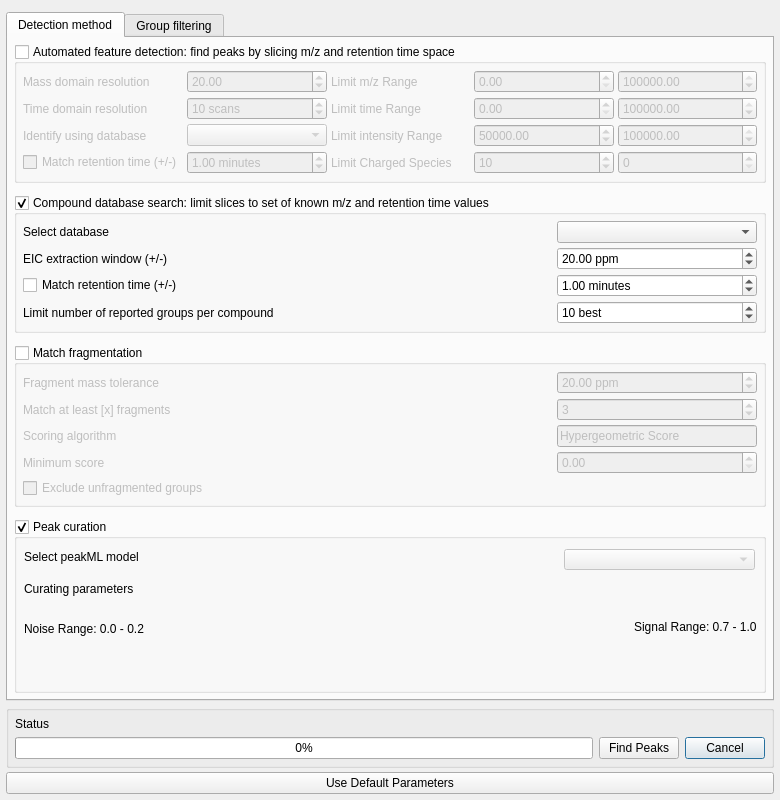
This is src/gui/mzroll/forms/peakdetectiondialog.ui in ElucidataInc/ElMaven as Qt 5 draws it before an edit. The edited form follows.
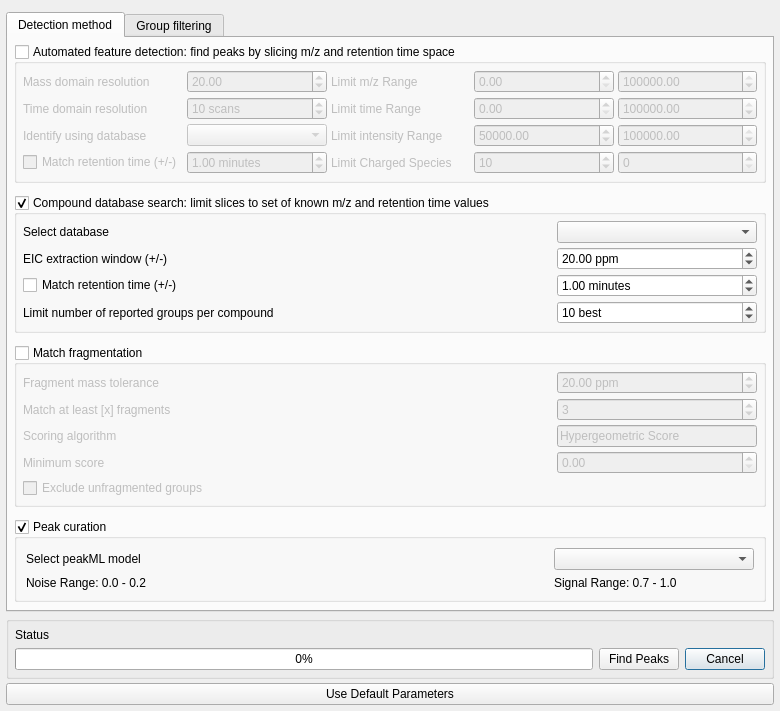
This is the edited form.

Patch:
```diff
--- a/src/gui/mzroll/forms/peakdetectiondialog.ui
+++ b/src/gui/mzroll/forms/peakdetectiondialog.ui
@@ -7,7 +7,7 @@
     <x>0</x>
     <y>0</y>
     <width>780</width>
-    <height>800</height>
+    <height>696</height>
    </rect>
   </property>
   <property name="sizePolicy">
@@ -16,6 +16,12 @@
     <verstretch>0</verstretch>
    </sizepolicy>
   </property>
+  <property name="maximumSize">
+   <size>
+    <width>16777215</width>
+    <height>16777215</height>
+   </size>
+  </property>
   <property name="sizeIncrement">
    <size>
     <width>0</width>
@@ -671,6 +677,12 @@
        </item>
        <item>
         <widget class="QGroupBox" name="peakMl">
+         <property name="sizePolicy">
+          <sizepolicy hsizetype="Preferred" vsizetype="Expanding">
+           <horstretch>0</horstretch>
+           <verstretch>0</verstretch>
+          </sizepolicy>
+         </property>
          <property name="title">
           <string>Peak curation</string>
          </property>
@@ -680,82 +692,54 @@
          <property name="checkable">
           <bool>true</bool>
          </property>
-         <widget class="QComboBox" name="modelTypes">
-          <property name="enabled">
-           <bool>false</bool>
-          </property>
-          <property name="geometry">
-           <rect>
-            <x>550</x>
-            <y>30</y>
-            <width>191</width>
-            <height>21</height>
-           </rect>
-          </property>
-          <property name="sizePolicy">
-           <sizepolicy hsizetype="Maximum" vsizetype="Fixed">
-            <horstretch>0</horstretch>
-            <verstretch>0</verstretch>
-           </sizepolicy>
-          </property>
-          <property name="maximumSize">
-           <size>
-            <width>250</width>
-            <height>16777215</height>
-           </size>
-          </property>
-          <property name="acceptDrops">
-           <bool>true</bool>
-          </property>
-         </widget>
+         <layout class="QGridLayout" name="gridLayout_6">
+          <item row="0" column="0">
          <widget class="QLabel" name="label_2">
-          <property name="geometry">
-           <rect>
-            <x>10</x>
-            <y>30</y>
-            <width>131</width>
-            <height>16</height>
-           </rect>
-          </property>
           <property name="text">
            <string>Select peakML model</string>
           </property>
          </widget>
-         <widget class="QLabel" name="label_5">
-          <property name="geometry">
-           <rect>
-            <x>10</x>
-            <y>60</y>
-            <width>131</width>
-            <height>20</height>
-           </rect>
-          </property>
-          <property name="text">
-           <string>Curating parameters</string>
-          </property>
-         </widget>
+          </item>
+          <item row="0" column="1">
+           <widget class="QComboBox" name="modelTypes">
+            <property name="enabled">
+             <bool>true</bool>
+            </property>
+            <property name="sizePolicy">
+             <sizepolicy hsizetype="Maximum" vsizetype="Fixed">
+              <horstretch>0</horstretch>
+              <verstretch>0</verstretch>
+             </sizepolicy>
+            </property>
+            <property name="minimumSize">
+             <size>
+              <width>200</width>
+              <height>0</height>
+             </size>
+            </property>
+            <property name="maximumSize">
+             <size>
+              <width>16777215</width>
+              <height>16777215</height>
+             </size>
+            </property>
+            <property name="mouseTracking">
+             <bool>true</bool>
+            </property>
+            <property name="acceptDrops">
+             <bool>false</bool>
+            </property>
+           </widget>
+          </item>
+          <item row="1" column="0">
          <widget class="QLabel" name="noiseRange">
-          <property name="geometry">
-           <rect>
-            <x>10</x>
-            <y>100</y>
-            <width>131</width>
-            <height>20</height>
-           </rect>
-          </property>
           <property name="text">
            <string>Noise Range: 0.0 - 0.2</string>
           </property>
          </widget>
+          </item>
+          <item row="1" column="1">
          <widget class="QLabel" name="signalRange">
-          <property name="geometry">
-           <rect>
-            <x>620</x>
-            <y>100</y>
-            <width>131</width>
-            <height>16</height>
-           </rect>
-          </property>
           <property name="sizePolicy">
            <sizepolicy hsizetype="Maximum" vsizetype="Fixed">
             <horstretch>0</horstretch>
@@ -766,8 +750,23 @@
            <string>Signal Range: 0.7 - 1.0</string>
           </property>
          </widget>
+          </item>
+         </layout>
         </widget>
        </item>
+       <item>
+        <spacer name="verticalSpacer_5">
+         <property name="orientation">
+          <enum>Qt::Vertical</enum>
+         </property>
+         <property name="sizeHint" stdset="0">
+          <size>
+           <width>20</width>
+           <height>0</height>
+          </size>
+         </property>
+        </spacer>
+       </item>
       </layout>
      </widget>
      <widget class="QWidget" name="groupFilteringTab">
```
Lines whose indentation alone changed are shown as unchanged.
